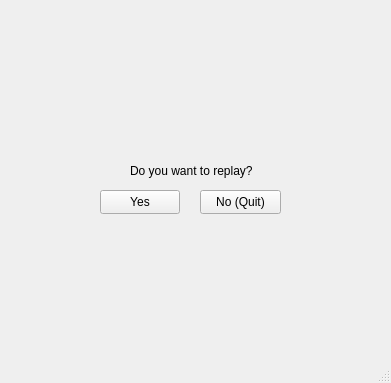
The window that TetrisProject/TetrisGameProject/src/view/gui/restartwindow.ui (ismailnayma/tetris) describes before a commit, drawn with Qt 5.
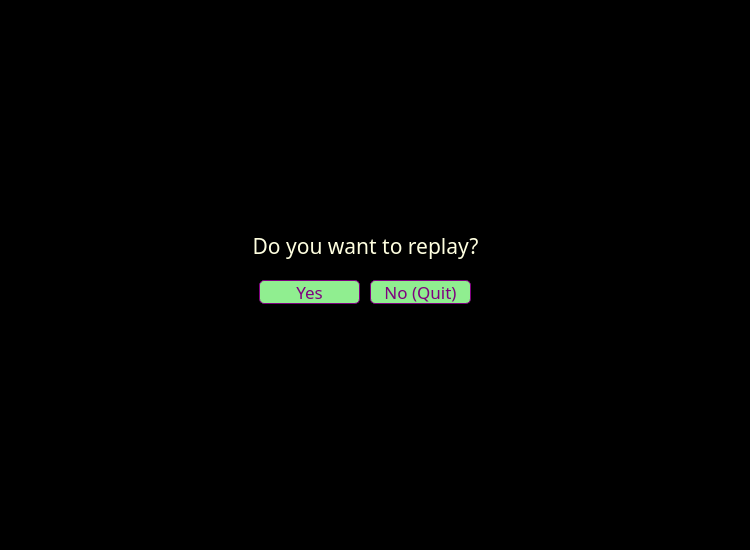
The same window after the commit.

Patch:
```diff
--- a/TetrisProject/TetrisGameProject/src/view/gui/restartwindow.ui
+++ b/TetrisProject/TetrisGameProject/src/view/gui/restartwindow.ui
@@ -6,29 +6,39 @@
    <rect>
     <x>0</x>
     <y>0</y>
-    <width>391</width>
-    <height>383</height>
+    <width>750</width>
+    <height>550</height>
    </rect>
   </property>
   <property name="windowTitle">
    <string>MainWindow</string>
   </property>
+  <property name="styleSheet">
+   <string notr="true">background:black;</string>
+  </property>
   <widget class="QWidget" name="centralwidget">
    <widget class="QLabel" name="labelState">
+    <property name="enabled">
+     <bool>true</bool>
+    </property>
     <property name="geometry">
      <rect>
-      <x>30</x>
-      <y>90</y>
+      <x>200</x>
+      <y>140</y>
       <width>341</width>
       <height>61</height>
      </rect>
     </property>
     <property name="font">
      <font>
-      <pointsize>16</pointsize>
-      <bold>true</bold>
+      <family>Showcard Gothic</family>
+      <pointsize>20</pointsize>
+      <bold>false</bold>
      </font>
     </property>
+    <property name="styleSheet">
+     <string notr="true">color:purple;</string>
+    </property>
     <property name="text">
      <string/>
     </property>
@@ -39,25 +49,51 @@
    <widget class="QLabel" name="labelQuestion">
     <property name="geometry">
      <rect>
-      <x>130</x>
-      <y>160</y>
-      <width>141</width>
-      <height>21</height>
+      <x>90</x>
+      <y>230</y>
+      <width>551</width>
+      <height>31</height>
      </rect>
     </property>
+    <property name="font">
+     <font>
+      <family>Showcard Gothic</family>
+      <pointsize>16</pointsize>
+      <bold>false</bold>
+     </font>
+    </property>
+    <property name="layoutDirection">
+     <enum>Qt::LeftToRight</enum>
+    </property>
+    <property name="styleSheet">
+     <string notr="true">color:lightyellow;</string>
+    </property>
     <property name="text">
      <string>Do you want to replay?</string>
     </property>
+    <property name="alignment">
+     <set>Qt::AlignCenter</set>
+    </property>
    </widget>
    <widget class="QPushButton" name="replayPushButton">
     <property name="geometry">
      <rect>
-      <x>100</x>
-      <y>190</y>
-      <width>80</width>
+      <x>259</x>
+      <y>280</y>
+      <width>101</width>
       <height>24</height>
      </rect>
     </property>
+    <property name="font">
+     <font>
+      <family>Showcard Gothic</family>
+      <pointsize>13</pointsize>
+      <bold>false</bold>
+     </font>
+    </property>
+    <property name="styleSheet">
+     <string notr="true">background:lightgreen;color:purple;border: 1px solid purple; border-radius: 5px;</string>
+    </property>
     <property name="text">
      <string>Yes</string>
     </property>
@@ -65,12 +101,22 @@
    <widget class="QPushButton" name="quitPushButton">
     <property name="geometry">
      <rect>
-      <x>200</x>
-      <y>190</y>
-      <width>81</width>
+      <x>370</x>
+      <y>280</y>
+      <width>101</width>
       <height>24</height>
      </rect>
     </property>
+    <property name="font">
+     <font>
+      <family>Showcard Gothic</family>
+      <pointsize>13</pointsize>
+      <bold>false</bold>
+     </font>
+    </property>
+    <property name="styleSheet">
+     <string notr="true">background:lightgreen;color:purple;border: 1px solid purple; border-radius: 5px;</string>
+    </property>
     <property name="text">
      <string>No (Quit)</string>
     </property>
```
Left out of the diff: 4 changed lines with no effect on the pictures.
